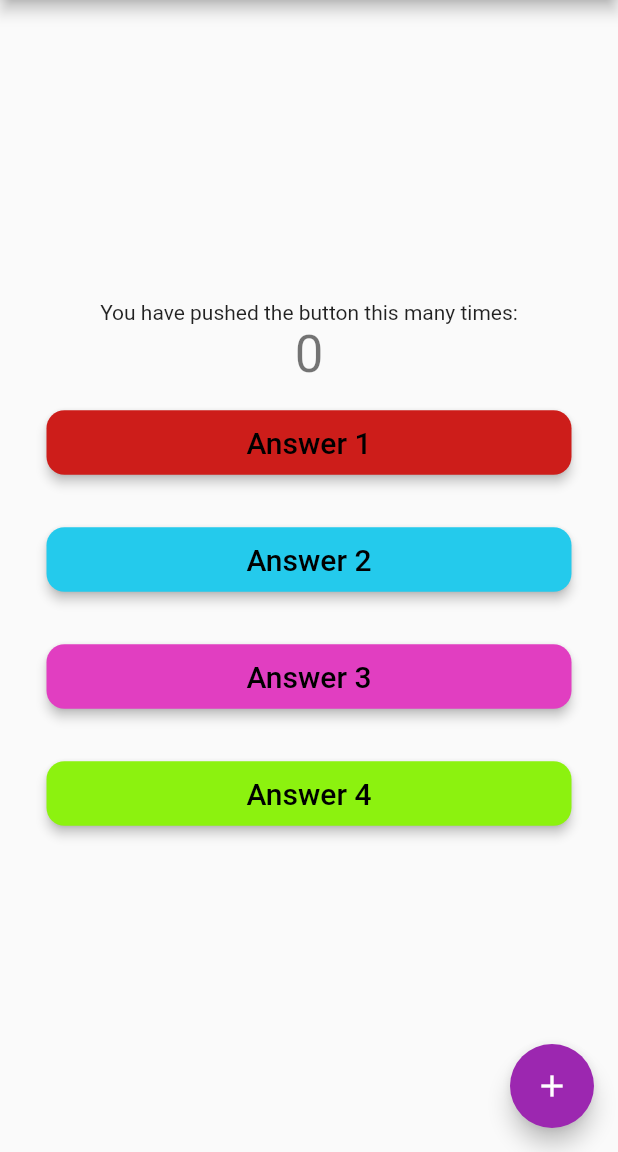
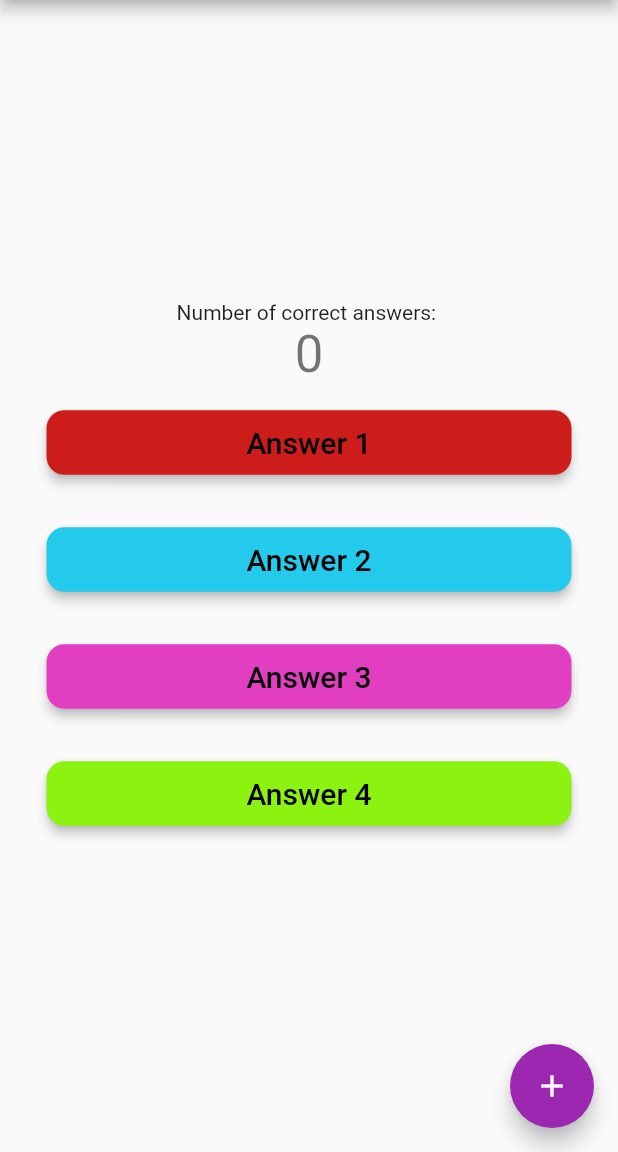
Before and after one commit to adrian-szwejk/quiz_app, a Flutter app: the screen it shows after launch, on a phone screen of 412 x 824 dp, the part 84-1236 px from its top. Run offline on Flutter 3.47's test engine with Material 2 defaults, Android fonts, the phone set to English and light mode, and no system bars.

Commit message:
made the buttons incriment the counter instead

```diff
--- a/lib/main.dart
+++ b/lib/main.dart
@@ -48,7 +48,7 @@ class _HomePageState extends State<HomePage> {
           mainAxisAlignment: MainAxisAlignment.center,
           children: <Widget>[
             const Text(
-              'You have pushed the button this many times:',
+              'Number of correct answers: ',
             ),
             Text(
               '$_counter',
@@ -59,24 +59,28 @@ class _HomePageState extends State<HomePage> {
               color: const Color.fromARGB(255, 205, 29, 26),
               fontColor: Colors.black,
               fontSize: 20.0,
+              function: _incrementCounter,
             ),
             buildButton(
               text: "Answer 2",
               color: const Color.fromARGB(255, 36, 202, 236),
               fontColor: Colors.black,
               fontSize: 20.0,
+              function: _incrementCounter,
             ),
             buildButton(
               text: "Answer 3",
               color: const Color.fromARGB(255, 225, 62, 193),
               fontColor: Colors.black,
               fontSize: 20.0,
+              function: _incrementCounter,
             ),
             buildButton(
               text: "Answer 4",
               color: const Color.fromARGB(255, 140, 242, 15),
               fontColor: Colors.black,
               fontSize: 20.0,
+              function: _incrementCounter,
             ),
           ],
         ),
@@ -90,15 +94,17 @@ class _HomePageState extends State<HomePage> {
   }
 }
 
-Container buildButton(
-    {String text = "",
-    Color fontColor = Colors.green,
-    double fontSize = 30.0,
-    Color? color}) {
+Container buildButton({
+  String text = "",
+  Color fontColor = Colors.green,
+  double fontSize = 30.0,
+  Color? color,
+  VoidCallback? function,
+}) {
   return Container(
     padding: const EdgeInsets.fromLTRB(10.0, 15.0, 10.0, 15.0),
     child: TextButton(
-      onPressed: () {},
+      onPressed: function,
       style: ButtonStyle(
         backgroundColor: MaterialStateProperty.all(color),
         elevation: MaterialStateProperty.all(3.0),
```
